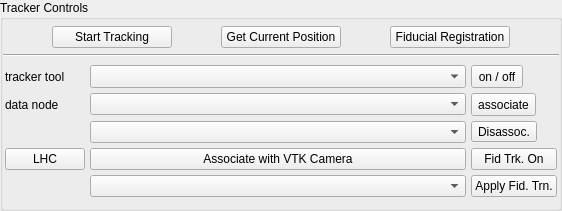
This is Code/Gui/MITK/Modules/niftkIGIGui/ToolsGui/TrackerControlsWidget.ui in NifTK/NifTK as Qt 5 draws it before an edit. The edited form follows.
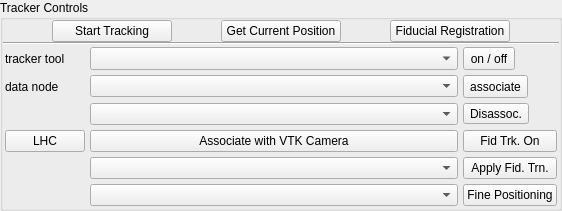
This is the edited form. Custom widgets are drawn as their Qt base class.

```diff
--- a/Code/Gui/MITK/Modules/niftkIGIGui/ToolsGui/TrackerControlsWidget.ui
+++ b/Code/Gui/MITK/Modules/niftkIGIGui/ToolsGui/TrackerControlsWidget.ui
@@ -245,8 +245,25 @@
              </sizepolicy>
             </property>
            </widget>
-         
+   	</item>
+	<item row="5" column="2">
+           <widget class="QPushButton" name="pushButton_SetUpPositioning">
+            <property name="text">
+             <string>Fine Positioning</string>
+            </property>
+           </widget>
           </item>
+	  <item row="5" column="1">
+	    <widget class="QmitkDataStorageComboBox" name="comboBox_dataNodes_FinePos">
+            <property name="sizePolicy">
+             <sizepolicy hsizetype="Expanding" vsizetype="Fixed">
+              <horstretch>0</horstretch>
+              <verstretch>0</verstretch>
+             </sizepolicy>
+            </property>
+           </widget>
+   	</item>
+
          </layout>
         </item>
        </layout>
```
